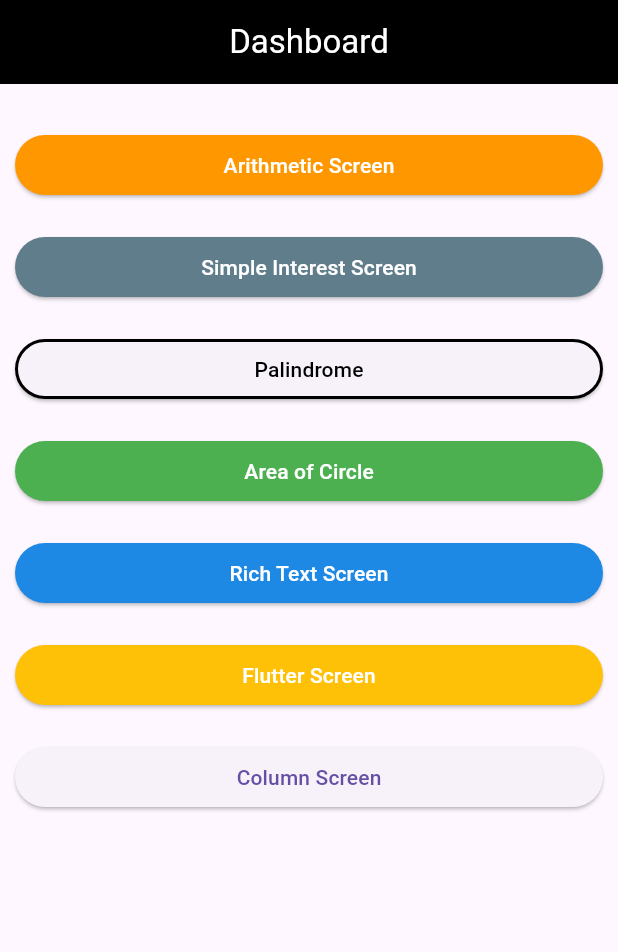
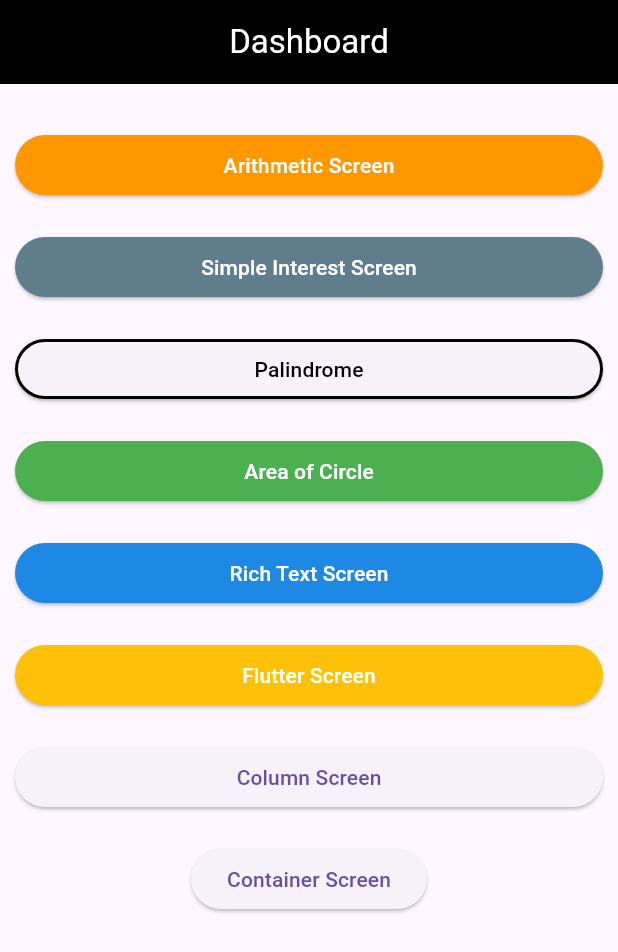
Before and after one commit to aryanNakarmi/flutter_assignment_2, a Flutter app: the screen it shows after launch, on a phone screen of 412 x 824 dp. Shown: the top 952 px of the screen. Run offline on Flutter 3.47's test engine with Material 3 defaults, Android fonts, the phone set to English and light mode, and no system bars.

Commit message:
container

```diff
--- a/lib/Screens/dashboard_screen.dart
+++ b/lib/Screens/dashboard_screen.dart
@@ -2,6 +2,7 @@ import 'package:flutter/material.dart';
 import 'package:flutter_assignment_2/Screens/area_of_circle.dart';
 import 'package:flutter_assignment_2/Screens/arithmetic_screen.dart';
 import 'package:flutter_assignment_2/Screens/column_screen.dart';
+import 'package:flutter_assignment_2/Screens/container_screen.dart';
 import 'package:flutter_assignment_2/Screens/flutter_layout.dart';
 import 'package:flutter_assignment_2/Screens/palindrome.dart';
 import 'package:flutter_assignment_2/Screens/rich_text.dart';
@@ -107,7 +108,14 @@ class DashboardScreen extends StatelessWidget {
             SizedBox(width:double.infinity,
             child: ElevatedButton(onPressed: (){
               Navigator.push(context,MaterialPageRoute(builder: (context)=>ColumnScreen()));
-            }, child: Text("Column Screen")), )
+            }, child: Text("Column Screen")), ),
+
+            SizedBox(height: 20,),
+            SizedBox(
+              child: ElevatedButton(onPressed: (){
+                Navigator.push(context,MaterialPageRoute(builder: (context)=>ContainerScreen()));
+              }, child: Text("Container Screen")),
+            )
 
 
           ],
```
Also changed, not shown: lib/Screens/container_screen.dart (added, +19 -0 lines).
